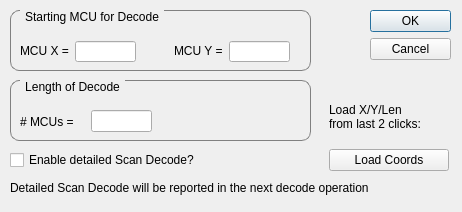
Before: the Qt Designer form source/q_decodedetaildlg.ui in ImpulseAdventure/JPEGsnoop, drawn with Qt 5.
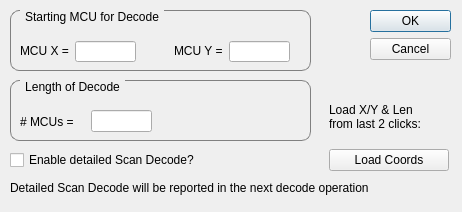
After: the same form once the commit is applied.

Commit message: Minor dialog text updates

```diff
--- a/source/q_decodedetaildlg.ui
+++ b/source/q_decodedetaildlg.ui
@@ -249,7 +249,7 @@
     <string>Detailed Scan Decode will be reported in the next decode operation</string>
    </property>
   </widget>
-  <widget class="QWidget" name="">
+  <widget class="QWidget" name="layoutWidget">
    <property name="geometry">
     <rect>
      <x>329</x>
@@ -262,7 +262,7 @@
     <item>
      <widget class="QLabel" name="label_5">
       <property name="text">
-       <string>Load X/Y/Len
+       <string>Load X/Y &amp; Len
 from last 2 clicks:</string>
       </property>
      </widget>
```
Left out of the diff: 4 changed lines with no effect on the pictures. The commit also changes 5 other files.
